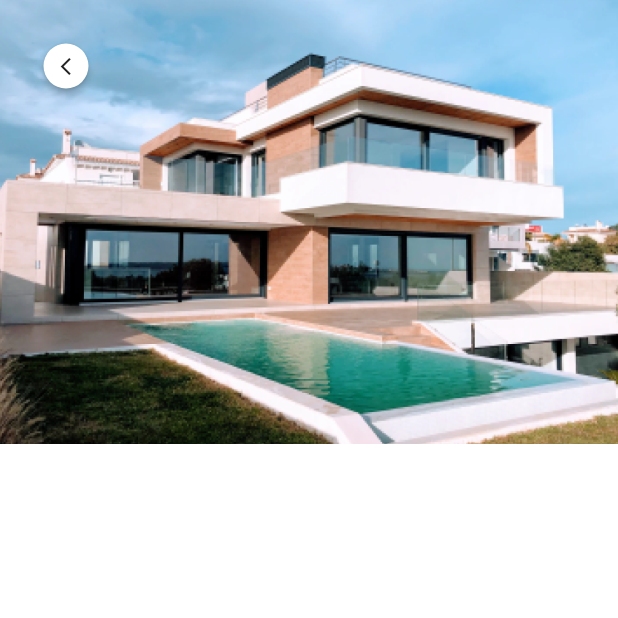
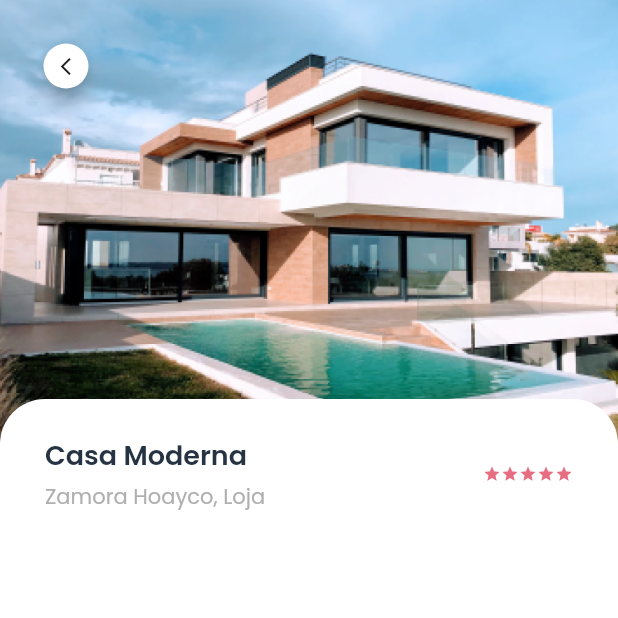
Before and after one commit to miguelherrerad/rent_house_app, a Flutter app: the DetailPage screen opened directly, on a phone screen of 412 x 824 dp, the top half of it. Run offline on Flutter 3.47's test engine with Material 2 defaults, Android fonts, the phone set to English and light mode, and no system bars; our stand-ins replace google_fonts.

Commit message:
PageDetails Screen - Title and Rating

```diff
--- a/lib/screens/detail_page.dart
+++ b/lib/screens/detail_page.dart
@@ -22,14 +22,74 @@ class DetailPage extends StatelessWidget {
                 fit: BoxFit.cover,
               ),
             ),
+            ListView(
+              children: [
+                SizedBox(
+                  height: 266,
+                ),
+                Container(
+                  width: MediaQuery.of(context).size.width,
+                  decoration: BoxDecoration(
+                    borderRadius:
+                        BorderRadius.vertical(top: Radius.circular(30)),
+                    color: whiteColor,
+                  ),
+                  child: Column(
+                    crossAxisAlignment: CrossAxisAlignment.start,
+                    children: [
+                      //NOTE: title
+                      Padding(
+                        padding: EdgeInsets.symmetric(
+                          horizontal: 30,
+                          vertical: 24,
+                        ),
+                        child: Row(
+                          children: [
+                            Column(
+                              crossAxisAlignment: CrossAxisAlignment.start,
+                              children: [
+                                Text(
+                                  "Casa Moderna",
+                                  style: secondaryTitle,
+                                ),
+                                SizedBox(
+                                  height: 4,
+                                ),
+                                Text(
+                                  "Zamora Hoayco, Loja",
+                                  style: infoSecondaryTitle,
+                                ),
+                              ],
+                            ),
+                            Spacer(),
+                            Row(
+                              children: [1, 2, 3, 4, 5].map((e) {
+                                return Icon(
+                                  Icons.star,
+                                  size: 12,
+                                  color: (e <= 5) ? orangeColor : greyColor,
+                                );
+                              }).toList(),
+                            )
+                          ],
+                        ),
+                      ),
+                    ],
+                  ),
+                )
+              ],
+            ),
             //NOTE: button back
             Positioned(
               top: 20,
               left: 20,
               child: MaterialButton(
-                onPressed: () {},
+                onPressed: () {
+                  Navigator.pop(context);
+                },
                 minWidth: 30,
                 height: 30,
+                elevation: 6,
                 padding: EdgeInsets.all(5),
                 color: whiteColor,
                 shape: RoundedRectangleBorder(
@@ -40,7 +100,7 @@ class DetailPage extends StatelessWidget {
                   size: 14,
                 ),
               ),
-            )
+            ),
           ],
         ),
       ),
```
